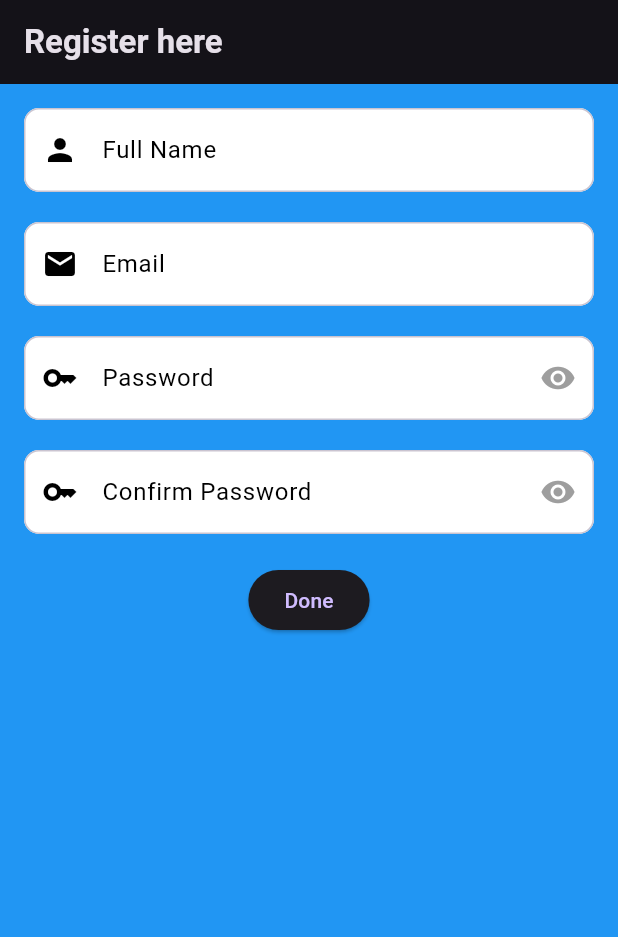
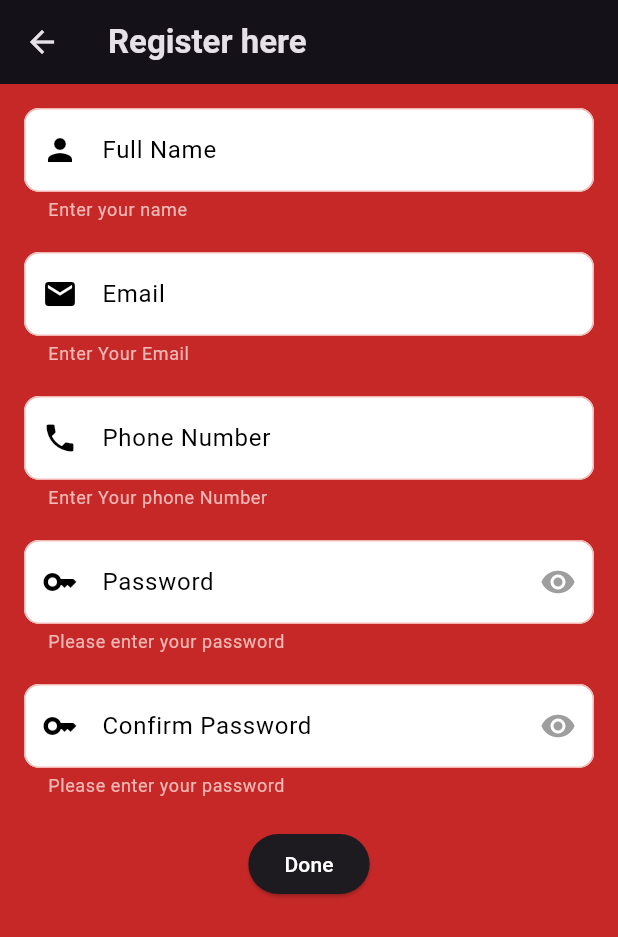
Before and after one commit to ZubaerHaider/Resgister-UI, a Flutter app: the AuthView screen opened directly, after a tap on "Done", on a phone screen of 412 x 824 dp. Shown: the top 937 px of the screen. Run offline on Flutter 3.47's test engine with Material 3 defaults, Android fonts, the phone set to English and light mode, and no system bars.

Commit message:
new functionality added

```diff
--- a/lib/Screens/auth_view.dart
+++ b/lib/Screens/auth_view.dart
@@ -1,18 +1,76 @@
 import 'package:flutter/material.dart';
+import 'package:login_ui/Screens/home_view.dart';
 
 
-class AuthView extends StatelessWidget {
+class AuthView extends StatefulWidget {
    AuthView({super.key});
+
+  @override
+  State<AuthView> createState() => _AuthViewState();
+}
+
+class _AuthViewState extends State<AuthView> {
+   final _formKey = GlobalKey<FormState>();
+
    final nameController = TextEditingController();
+
    final emailController = TextEditingController();
+
+   final phoneController = TextEditingController();
+
    final passwordController = TextEditingController();
+
    final confpasswordController = TextEditingController();
+
+   var rememberMe = false;
+
+   String validatePhone(String value) {
+     final phone = RegExp(r'[0-9]{9}$');
+     if (value.isEmpty) {
+       return 'Enter Your phone Number';
+     } else if (!phone.hasMatch(value)) {
+       return 'Invalid';
+     }
+     return 'Correct';
+   }
+
+
+   String validateEmail(String value) {
+     final email = RegExp(r'^[a-zA-Z0-9._%-]+@[a-zA-Z0-9.-]+\.[a-zA-Z]{2,4}$');
+     if (value.isEmpty) {
+       return 'Enter Your Email';
+     } else if (!email.hasMatch(value)) {
+       return 'Invalid';
+     }
+     return 'Correct';
+   }
+
+   String validatePassword(String value){
+     if (value.isEmpty) {
+       return 'Please enter your password';
+     } else if (value.length < 8) {
+       return 'Password must be at least 8 characters';
+     }
+     return 'Correct';
+   }
+
+   String validateConfpassword(String value){
+     if (value.isEmpty) {
+       return 'Please enter your password';
+     }
+     else if(value != passwordController.text){
+       return 'Not Match';
+     }
+     return 'Match';
+   }
+
 
   @override
   Widget build(BuildContext context) {
     return Scaffold(
-      backgroundColor: Colors.blue,
+      backgroundColor: Colors.red.shade800,
       appBar: AppBar(
+
         title: const Text('Register here',
         style: TextStyle(
           fontWeight: FontWeight.bold
@@ -24,9 +82,14 @@ class AuthView extends StatelessWidget {
         child: SingleChildScrollView(
           child: Column(
             children: [
-
-
-                  TextField(
+              Form(
+                key: _formKey,
+                  child: Column(
+                children: [
+                  TextFormField(
+                    style: const TextStyle(
+                      color: Colors.black,
+                    ),
                     controller: nameController,
                     decoration: InputDecoration(
                       border: OutlineInputBorder(borderRadius: BorderRadius.circular(10)),
@@ -46,11 +109,20 @@ class AuthView extends StatelessWidget {
 
                       ),
                     ),
+                    validator: (value) {
+                      if(value!.isEmpty){
+                        return 'Enter your name';
+                      }
+                    },
                   ),
 
                   const SizedBox(height: 20,),
 
-              TextField(
+                  TextFormField(
+                    validator: (value) => validateEmail(value!),
+                    style: const TextStyle(
+                      color: Colors.black,
+                    ),
                     controller: emailController,
                     decoration: InputDecoration(
                       border: OutlineInputBorder(borderRadius: BorderRadius.circular(10)),
@@ -70,10 +142,47 @@ class AuthView extends StatelessWidget {
 
                       ),
                     ),
+
+                  ),
+                  const SizedBox(height: 20,),
+
+                  TextFormField(
+                    validator: (value) => validatePhone(value!),
+
+                    style: const TextStyle(
+                      color: Colors.black,
+                    ),
+                    controller: phoneController,
+                    decoration: InputDecoration(
+                      border: OutlineInputBorder(borderRadius: BorderRadius.circular(10)),
+                      filled: true,
+                      fillColor: Colors.white,
+                      prefixIcon: const Align(
+                        widthFactor: 1.0,
+                        heightFactor: 1.0,
+                        child: Icon(
+                          Icons.phone,
+                          color: Colors.black,
+                        ),
+                      ),
+                      hintText: 'Phone Number',
+                      hintStyle: const TextStyle(
+                          color: Colors.black
+
+                      ),
+                    ),
+                    keyboardType: TextInputType.number,
+
                   ),
 
                   const SizedBox(height: 20,),
-              TextField(
+                  TextFormField(
+                    validator: (value) => validatePassword(value!),
+
+                    style: const TextStyle(
+                      color: Colors.black,
+                    ),
+                    obscureText: false,
                     controller: passwordController,
                     decoration: InputDecoration(
                       border: OutlineInputBorder(borderRadius: BorderRadius.circular(10)),
@@ -102,10 +211,17 @@ class AuthView extends StatelessWidget {
                           color: Colors.black
 
                       ),
+
                     ),
                   ),
                   const SizedBox(height: 20,),
-              TextField(
+                  TextFormField(
+
+                    validator: (value) => validateConfpassword(value!),
+                    style: const TextStyle(
+                      color: Colors.black,
+                    ),
+                    obscureText: false,
                     controller: confpasswordController,
 
                     decoration: InputDecoration(
@@ -140,26 +256,31 @@ class AuthView extends StatelessWidget {
                       ),
                     ),
                   ),
+                ],
+              )),
+
               const SizedBox(height: 20,),
+              // CheckboxListTile(
+              //     value: rememberMe,
+              //     onChanged: (value) {
+              //       rememberMe = value!;
+              //       print("Value----->$rememberMe");
+              //     },
+              //   title: const Text('Remember Me'),
+              // ),
               ElevatedButton(
 
                   onPressed: () {
-                    print(
-                        nameController.text +
-                        " ---> " +
-                        emailController.text+
-                        " ---> " +
-                        passwordController.text+
-                        " ---> "+
-                        confpasswordController.text
-
-                    );
+                    if (_formKey.currentState!.validate()) {
+                      validatePhone(phoneController.text);
+                      validateEmail(emailController.text);
+                    }
                   },
-                  child: const Text("Done")
+                  child: const Text("Done",
+                  style: TextStyle(
+                    color: Colors.white
+                  ),)
               ),
-
-
-
             ],
           ),
         ),
```
Also changed, not shown: lib/Screens/home_view.dart (added, +90 -0 lines), lib/Screens/login_view.dart (added, +32 -0 lines), lib/login_app.dart (+5 -2 lines). Lines whose indentation alone changed are shown as unchanged.
